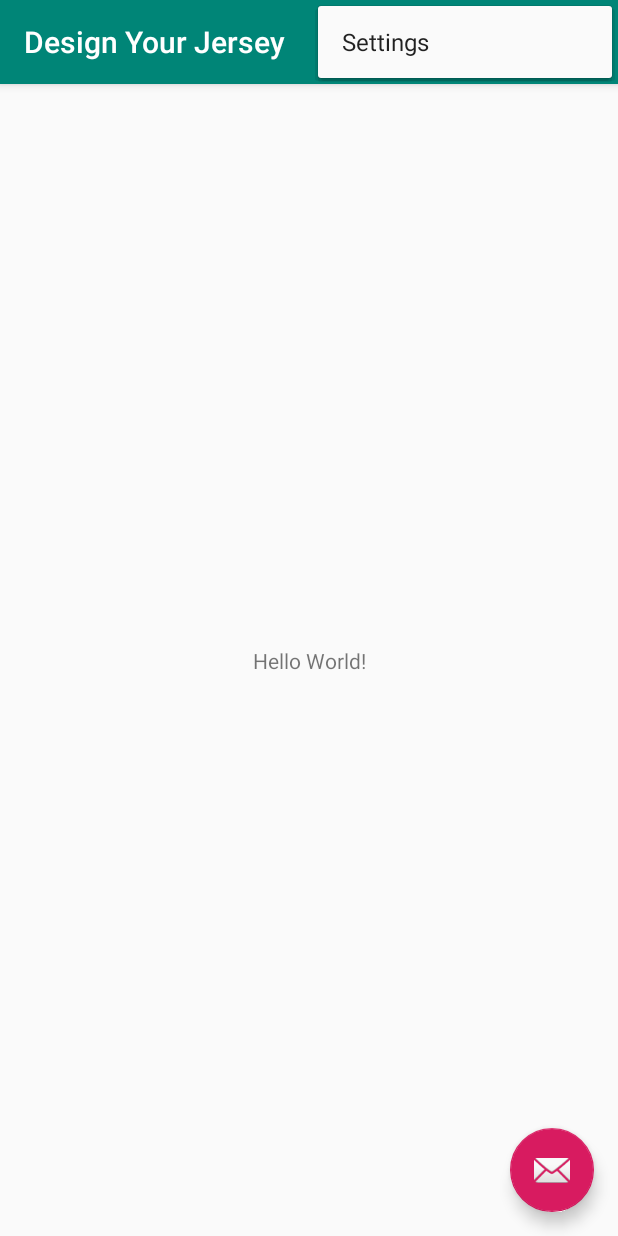
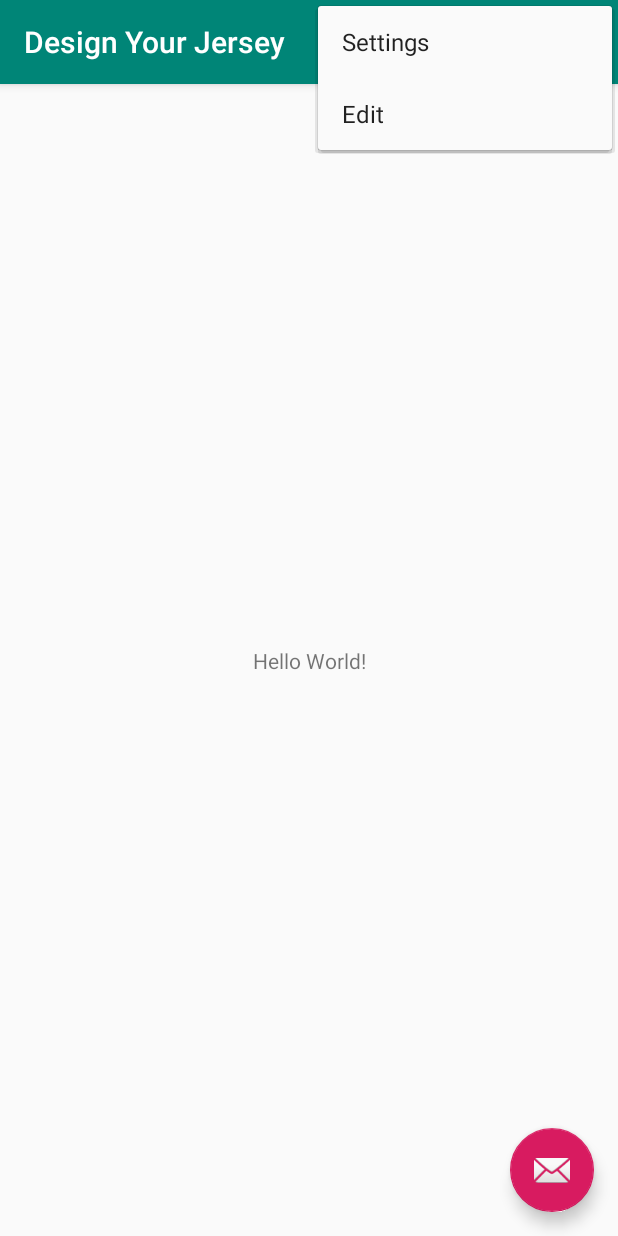
Before and after one commit to LearnAndroidUL/DesignYourJersey, an Android app: the screen it shows after launch (MainActivity), with the options menu open, on a phone screen of 412 x 824 dp. Run offline under Robolectric (Android 15) with nearby library versions, the phone set to English and light mode, and no system bars.

Commit message:
work interrupted

```diff
--- a/app/src/main/java/io/ruszkipista/designyourjersey/MainActivity.java
+++ b/app/src/main/java/io/ruszkipista/designyourjersey/MainActivity.java
@@ -1,6 +1,8 @@
 package io.ruszkipista.designyourjersey;
 
+import android.content.Intent;
 import android.os.Bundle;
+import android.provider.Settings;
 import android.support.design.widget.FloatingActionButton;
 import android.support.design.widget.Snackbar;
 import android.support.v7.app.AppCompatActivity;
@@ -8,8 +10,11 @@ import android.support.v7.widget.Toolbar;
 import android.view.View;
 import android.view.Menu;
 import android.view.MenuItem;
+import android.widget.TextView;
 
 public class MainActivity extends AppCompatActivity {
+    private TextView mNameTextView, mNumberTextView, mColorTextView;
+    private Jersey mJersey;
 
     @Override
     protected void onCreate(Bundle savedInstanceState) {
@@ -26,6 +31,8 @@ public class MainActivity extends AppCompatActivity {
                         .setAction("Action", null).show();
             }
         });
+
+        mJersey = new Jersey("Android",17, Jersey.JerseyColor.GREEN);
     }
 
     @Override
@@ -36,17 +43,23 @@ public class MainActivity extends AppCompatActivity {
     }
 
     @Override
-    public boolean onOptionsItemSelected(MenuItem item) {
-        // Handle action bar item clicks here. The action bar will
+    public boolean onOptionsItemSelected(MenuItem menuItem) {
+        // Handle action bar (options) item clicks here. The action bar will
         // automatically handle clicks on the Home/Up button, so long
         // as you specify a parent activity in AndroidManifest.xml.
-        int id = item.getItemId();
+        switch (menuItem.getItemId()){
+            case R.id.action_options_edit:
+                editJersey();
+                return true;
 
-        //noinspection SimplifiableIfStatement
-        if (id == R.id.action_settings) {
-            return true;
-        }
+            case R.id.action_options_settings:
+                startActivity(new Intent(Settings.ACTION_SETTINGS));
+                return true;
+        };
+        return super.onOptionsItemSelected(menuItem);
+    }
 
-        return super.onOptionsItemSelected(item);
+    private void editJersey() {
+
     }
 }
--- a/app/src/main/res/menu/menu_main.xml
+++ b/app/src/main/res/menu/menu_main.xml
@@ -1,9 +1,18 @@
 <menu xmlns:android="http://schemas.android.com/apk/res/android"
     xmlns:app="http://schemas.android.com/apk/res-auto"
     xmlns:tools="http://schemas.android.com/tools"
-    tools:context="io.ruszkipista.designyourjersey.MainActivity" >
-    <item android:id="@+id/action_settings"
+    tools:context="io.ruszkipista.designyourjersey.MainActivity">
+    <item
+        android:id="@+id/action_options_settings"
+        android:orderInCategory="100"
         android:title="@string/action_settings"
+        app:showAsAction="never" />
+
+    <item
+        android:id="@+id/action_options_edit"
         android:orderInCategory="100"
-        app:showAsAction="never" />
+        android:title="@string/action_edit"
+        android:icon="@android:drawable/ic_menu_edit"
+        app:showAsAction="never"
+        />
 </menu>
--- a/app/src/main/res/values/strings.xml
+++ b/app/src/main/res/values/strings.xml
@@ -1,4 +1,5 @@
 <resources>
     <string name="app_name">Design Your Jersey</string>
     <string name="action_settings">Settings</string>
+    <string name="action_edit">Edit</string>
 </resources>
```
Also changed, not shown: app/src/main/java/io/ruszkipista/designyourjersey/Jersey.java (+4 -4 lines).
